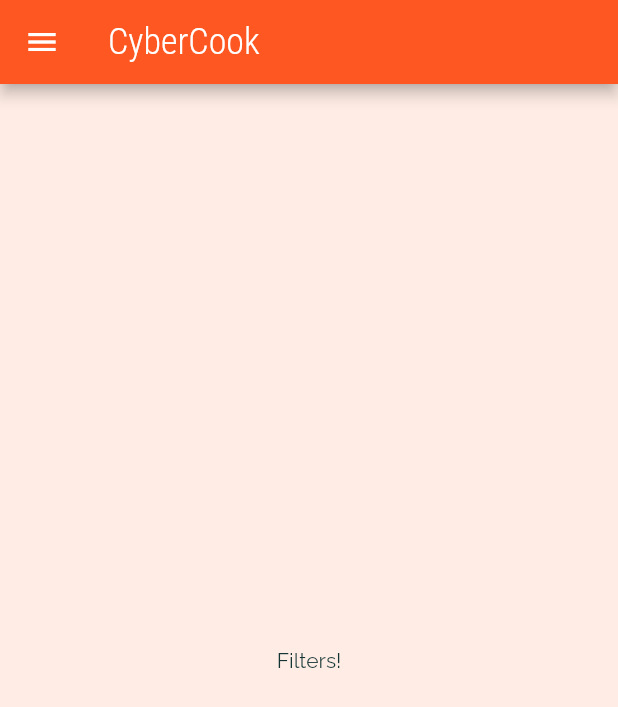
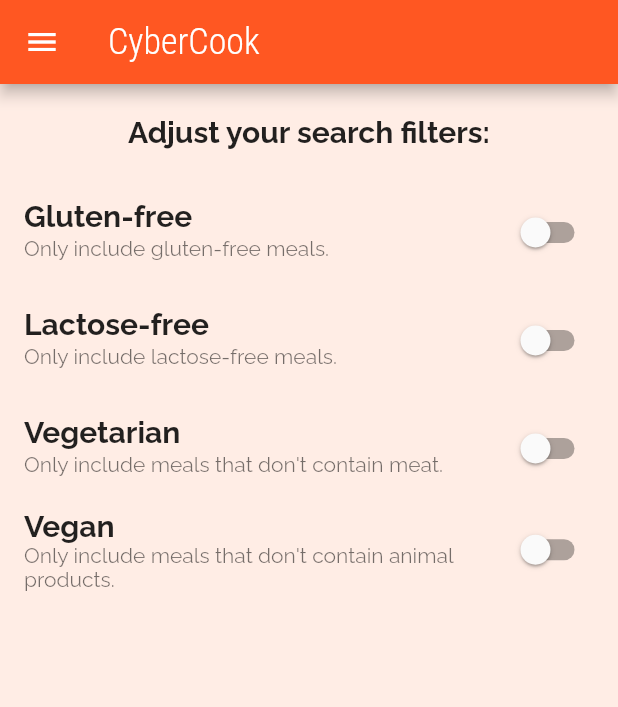
Before and after one commit to Totemi1324/virtual_cookbook, a Flutter app: the ScreenSearchOptions screen opened by its route, on a phone screen of 412 x 824 dp. Shown: the top 707 px of the screen. Run offline on Flutter 3.47's test engine with Material 2 defaults, Android fonts, the phone set to English and light mode, and no system bars.

Commit message:
Add switches for filters

```diff
--- a/lib/screens/search_options.dart
+++ b/lib/screens/search_options.dart
@@ -2,10 +2,29 @@ import 'package:flutter/material.dart';
 
 import '../widgets/drawer_menu.dart';
 
-class ScreenSearchOptions extends StatelessWidget {
+class ScreenSearchOptions extends StatefulWidget {
   static const routeName = "/search_options";
 
   const ScreenSearchOptions({super.key});
+
+  @override
+  State<ScreenSearchOptions> createState() => _ScreenSearchOptionsState();
+}
+
+class _ScreenSearchOptionsState extends State<ScreenSearchOptions> {
+  var _glutenFree = false;
+  var _lactoseFree = false;
+  var _vegetarian = false;
+  var _vegan = false;
+
+  Widget _buildFilterSelector(String title, String subtitle, bool currentValue,
+          Function(bool) updateValue) =>
+      SwitchListTile(
+        title: Text(title),
+        subtitle: Text(subtitle),
+        value: currentValue,
+        onChanged: updateValue,
+      );
 
   @override
   Widget build(BuildContext context) {
@@ -14,8 +33,60 @@ class ScreenSearchOptions extends StatelessWidget {
         title: const Text("CyberCook"),
       ),
       drawer: const DrawerMenu(),
-      body: const Center(
-        child: Text("Filters!"),
+      body: Column(
+        children: [
+          Container(
+            padding: const EdgeInsets.all(20),
+            child: Text(
+              "Adjust your search filters:",
+              style: Theme.of(context).textTheme.titleMedium,
+            ),
+          ),
+          Expanded(
+            child: ListView(
+              children: [
+                _buildFilterSelector(
+                  "Gluten-free",
+                  "Only include gluten-free meals.",
+                  _glutenFree,
+                  (value) {
+                    setState(() {
+                      _glutenFree = value;
+                    });
+                  },
+                ),
+                _buildFilterSelector(
+                  "Lactose-free",
+                  "Only include lactose-free meals.",
+                  _lactoseFree,
+                  (value) {
+                    setState(() {
+                      _lactoseFree = value;
+                    });
+                  },
+                ),_buildFilterSelector(
+                  "Vegetarian",
+                  "Only include meals that don't contain meat.",
+                  _vegetarian,
+                  (value) {
+                    setState(() {
+                      _vegetarian = value;
+                    });
+                  },
+                ),_buildFilterSelector(
+                  "Vegan",
+                  "Only include meals that don't contain animal products.",
+                  _vegan,
+                  (value) {
+                    setState(() {
+                      _vegan = value;
+                    });
+                  },
+                ),
+              ],
+            ),
+          ),
+        ],
       ),
     );
   }
```
